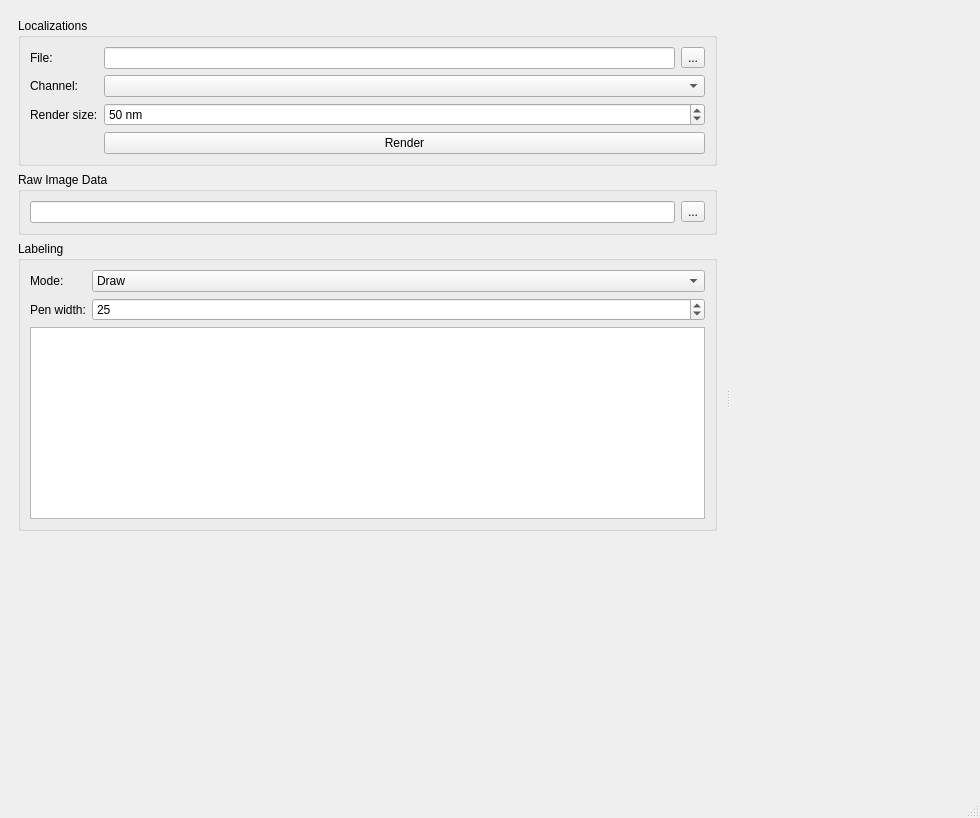
Above: BleedThroughCorrection/MainWindow.ui from CURTLab/NanoMito3D-Platform before the change. Below: the same form after it.
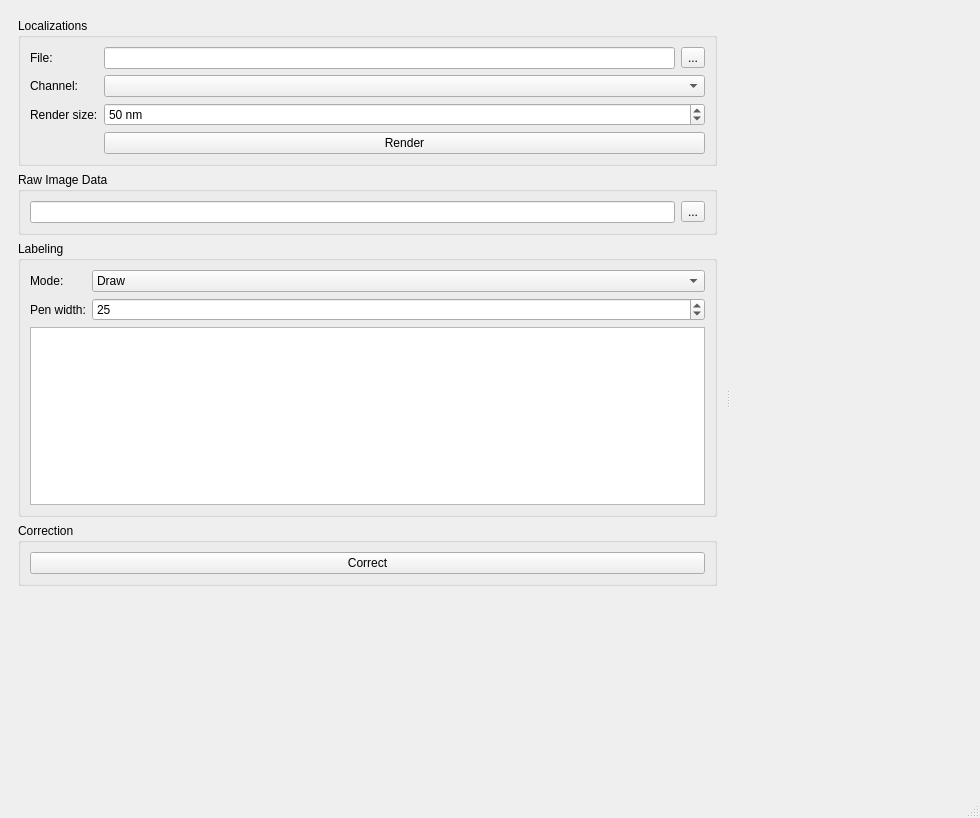
That is the form after the change. Icons and pictures are not drawn. Custom widgets are drawn as their Qt base class.

Commit message: Added correction without pixels from raw image

```diff
--- a/BleedThroughCorrection/MainWindow.ui
+++ b/BleedThroughCorrection/MainWindow.ui
@@ -191,6 +191,22 @@
           </layout>
          </widget>
         </item>
+        <item>
+         <widget class="QGroupBox" name="groupBox_2">
+          <property name="title">
+           <string>Correction</string>
+          </property>
+          <layout class="QVBoxLayout" name="verticalLayout_3">
+           <item>
+            <widget class="QPushButton" name="buttonCorrect">
+             <property name="text">
+              <string>Correct</string>
+             </property>
+            </widget>
+           </item>
+          </layout>
+         </widget>
+        </item>
         <item>
          <spacer name="verticalSpacer">
           <property name="orientation">
```
The commit also changes 7 other files.
